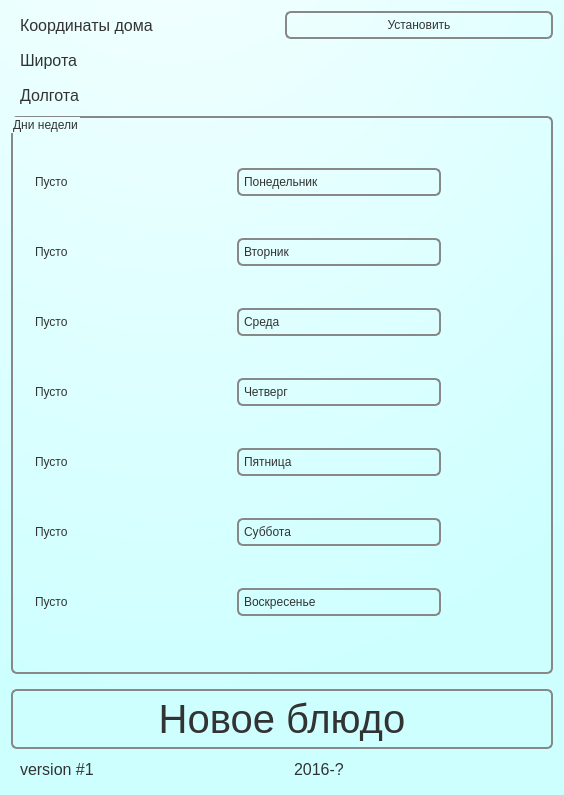
Above: dinner_planner/mainwindow.ui from gen1izh/android before the change. Below: the same form after it.
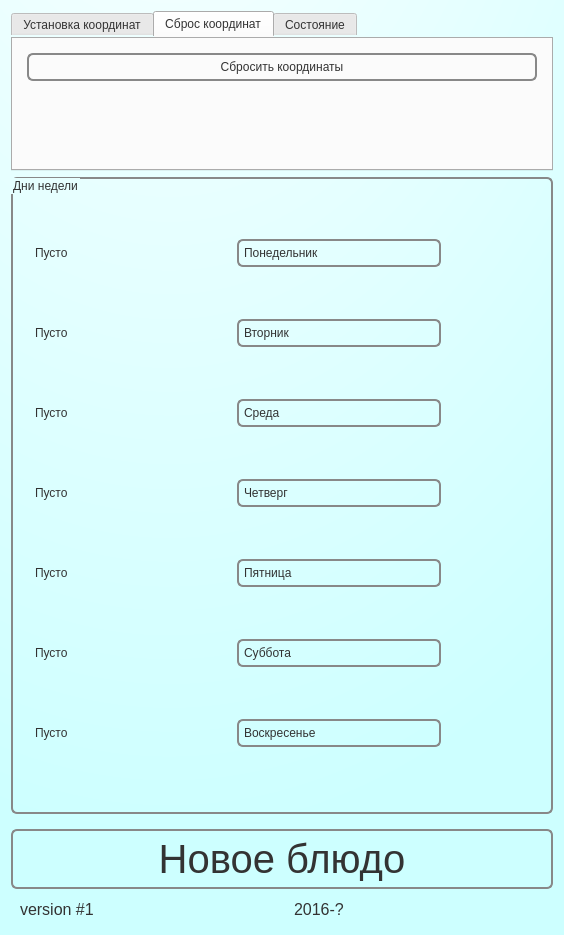
That is the form after the change. The open tabs and pages were chosen to show the change. Icons and pictures are not drawn.

```diff
--- a/dinner_planner/mainwindow.ui
+++ b/dinner_planner/mainwindow.ui
@@ -7,7 +7,7 @@
     <x>0</x>
     <y>0</y>
     <width>564</width>
-    <height>795</height>
+    <height>935</height>
    </rect>
   </property>
   <property name="palette">
@@ -318,148 +318,7 @@
   </property>
   <widget class="QWidget" name="centralWidget">
    <layout class="QGridLayout" name="gridLayout">
-    <item row="7" column="1">
-     <widget class="QLabel" name="dateLabel">
-      <property name="font">
-       <font>
-        <family>Arial</family>
-        <pointsize>12</pointsize>
-       </font>
-      </property>
-      <property name="styleSheet">
-       <string notr="true"> QLabel {
-color: #333;
-border: 0px solid #888888;
-font: 12pt &quot;Arial&quot;;
-border-radius: 6px;
-padding: 5px;
-background: qradialgradient(cx: 0.3, cy: -0.4,
-fx: 0.3, fy: -0.4,
-radius: 1.3, stop: 0 #fff, stop: 1 #cdffff);
-min-width: 80px;
-text-align:left
-}</string>
-      </property>
-      <property name="text">
-       <string>2016-?</string>
-      </property>
-     </widget>
-    </item>
-    <item row="2" column="0">
-     <widget class="QLabel" name="dolgotaLabel">
-      <property name="font">
-       <font>
-        <family>Arial</family>
-        <pointsize>12</pointsize>
-       </font>
-      </property>
-      <property name="styleSheet">
-       <string notr="true"> QLabel {
-color: #333;
-border: 0px solid #888888;
-font: 12pt &quot;Arial&quot;;
-border-radius: 6px;
-padding: 5px;
-background: qradialgradient(cx: 0.3, cy: -0.4,
-fx: 0.3, fy: -0.4,
-radius: 1.3, stop: 0 #fff, stop: 1 #cdffff);
-min-width: 80px;
-text-align:left
-}</string>
-      </property>
-      <property name="text">
-       <string>Долгота</string>
-      </property>
-     </widget>
-    </item>
-    <item row="0" column="0">
-     <widget class="QLabel" name="coordinateLabel">
-      <property name="font">
-       <font>
-        <family>Arial</family>
-        <pointsize>12</pointsize>
-       </font>
-      </property>
-      <property name="styleSheet">
-       <string notr="true"> QLabel {
-color: #333;
-border: 0px solid #888888;
-font: 12pt &quot;Arial&quot;;
-border-radius: 6px;
-padding: 5px;
-background: qradialgradient(cx: 0.3, cy: -0.4,
-fx: 0.3, fy: -0.4,
-radius: 1.3, stop: 0 #fff, stop: 1 #cdffff);
-min-width: 80px;
-text-align:left
-}</string>
-      </property>
-      <property name="text">
-       <string>Координаты дома</string>
-      </property>
-     </widget>
-    </item>
-    <item row="0" column="1">
-     <widget class="QPushButton" name="setCoordinateButton">
-      <property name="styleSheet">
-       <string notr="true"> 
- QPushButton {
-color: #333;
-border: 2px solid #888888;
-font: 16pt &quot;Arial&quot;;
-border-radius: 6px;
-padding: 5px;
-background: qradialgradient(cx: 0.3, cy: -0.4,
-fx: 0.3, fy: -0.4,
-radius: 1.3, stop: 0 #fff, stop: 1 #cdffff);
-min-width: 80px;
-}
- 
-QPushButton:hover {
-background: qradialgradient(cx: 0.3, cy: -0.4,
-fx: 0.3, fy: -0.4,
-radius: 1.3, stop: 0 #fff, stop: 1 #bbb);
-}
- 
- QPushButton:pressed {
-background: qradialgradient(cx: 0.4, cy: -0.1,
-fx: 0.4, fy: -0.1,
-radius: 1.3, stop: 0 #fff, stop: 1 #ddd);
-}</string>
-      </property>
-      <property name="text">
-       <string>Установить</string>
-      </property>
-     </widget>
-    </item>
-    <item row="7" column="0">
-     <widget class="QLabel" name="versionLabel">
-      <property name="font">
-       <font>
-        <family>Arial</family>
-        <pointsize>12</pointsize>
-       </font>
-      </property>
-      <property name="styleSheet">
-       <string notr="true"> QLabel {
-color: #333;
-border: 0px solid #888888;
-font: 12pt &quot;Arial&quot;;
-border-radius: 6px;
-padding: 5px;
-background: qradialgradient(cx: 0.3, cy: -0.4,
-fx: 0.3, fy: -0.4,
-radius: 1.3, stop: 0 #fff, stop: 1 #cdffff);
-min-width: 80px;
-text-align:left
-}</string>
-      </property>
-      <property name="text">
-       <string>version #1</string>
-      </property>
-     </widget>
-    </item>
-    <item row="3" column="0" colspan="2">
+    <item row="1" column="0" colspan="2">
      <widget class="QGroupBox" name="groupBox">
       <property name="sizePolicy">
        <sizepolicy hsizetype="Preferred" vsizetype="Expanding">
@@ -1157,8 +1016,8 @@
       </layout>
      </widget>
     </item>
-    <item row="1" column="0">
-     <widget class="QLabel" name="shitotaLabel">
+    <item row="5" column="1">
+     <widget class="QLabel" name="dateLabel">
       <property name="font">
        <font>
         <family>Arial</family>
@@ -1180,18 +1039,11 @@
 }</string>
       </property>
       <property name="text">
-       <string>Широта</string>
+       <string>2016-?</string>
       </property>
      </widget>
     </item>
     <item row="4" column="0" colspan="2">
-     <widget class="Line" name="line">
-      <property name="orientation">
-       <enum>Qt::Horizontal</enum>
-      </property>
-     </widget>
-    </item>
-    <item row="6" column="0" colspan="2">
      <widget class="QPushButton" name="createNewFoodMenuButton">
       <property name="sizePolicy">
        <sizepolicy hsizetype="Expanding" vsizetype="Fixed">
@@ -1249,6 +1101,208 @@
       </property>
      </widget>
     </item>
+    <item row="0" column="0" colspan="2">
+     <widget class="QTabWidget" name="tabWidget">
+      <property name="currentIndex">
+       <number>2</number>
+      </property>
+      <widget class="QWidget" name="setXyTab">
+       <attribute name="title">
+        <string>Установка координат</string>
+       </attribute>
+       <layout class="QVBoxLayout" name="verticalLayout">
+        <item>
+         <widget class="QPushButton" name="setCoordinateButton">
+          <property name="styleSheet">
+           <string notr="true"> 
+ QPushButton {
+color: #333;
+border: 2px solid #888888;
+font: 16pt &quot;Arial&quot;;
+border-radius: 6px;
+padding: 5px;
+background: qradialgradient(cx: 0.3, cy: -0.4,
+fx: 0.3, fy: -0.4,
+radius: 1.3, stop: 0 #fff, stop: 1 #cdffff);
+min-width: 80px;
+}
+ 
+QPushButton:hover {
+background: qradialgradient(cx: 0.3, cy: -0.4,
+fx: 0.3, fy: -0.4,
+radius: 1.3, stop: 0 #fff, stop: 1 #bbb);
+}
+ 
+ QPushButton:pressed {
+background: qradialgradient(cx: 0.4, cy: -0.1,
+fx: 0.4, fy: -0.1,
+radius: 1.3, stop: 0 #fff, stop: 1 #ddd);
+}</string>
+          </property>
+          <property name="text">
+           <string>Установить</string>
+          </property>
+         </widget>
+        </item>
+        <item>
+         <widget class="QLabel" name="dolgotaLabel">
+          <property name="font">
+           <font>
+            <family>Arial</family>
+            <pointsize>12</pointsize>
+           </font>
+          </property>
+          <property name="styleSheet">
+           <string notr="true"> QLabel {
+color: #333;
+border: 0px solid #888888;
+font: 12pt &quot;Arial&quot;;
+border-radius: 6px;
+padding: 5px;
+background: qradialgradient(cx: 0.3, cy: -0.4,
+fx: 0.3, fy: -0.4,
+radius: 1.3, stop: 0 #fff, stop: 1 #cdffff);
+min-width: 80px;
+text-align:left
+}</string>
+          </property>
+          <property name="text">
+           <string>Долгота</string>
+          </property>
+         </widget>
+        </item>
+        <item>
+         <widget class="QLabel" name="shitotaLabel">
+          <property name="font">
+           <font>
+            <family>Arial</family>
+            <pointsize>12</pointsize>
+           </font>
+          </property>
+          <property name="styleSheet">
+           <string notr="true"> QLabel {
+color: #333;
+border: 0px solid #888888;
+font: 12pt &quot;Arial&quot;;
+border-radius: 6px;
+padding: 5px;
+background: qradialgradient(cx: 0.3, cy: -0.4,
+fx: 0.3, fy: -0.4,
+radius: 1.3, stop: 0 #fff, stop: 1 #cdffff);
+min-width: 80px;
+text-align:left
+}</string>
+          </property>
+          <property name="text">
+           <string>Широта</string>
+          </property>
+         </widget>
+        </item>
+       </layout>
+      </widget>
+      <widget class="QWidget" name="resetXyTab">
+       <attribute name="title">
+        <string>Сброс координат</string>
+       </attribute>
+       <layout class="QVBoxLayout" name="verticalLayout_2">
+        <item>
+         <widget class="QPushButton" name="resetCoordinateButton">
+          <property name="styleSheet">
+           <string notr="true"> 
+ QPushButton {
+color: #333;
+border: 2px solid #888888;
+font: 16pt &quot;Arial&quot;;
+border-radius: 6px;
+padding: 5px;
+background: qradialgradient(cx: 0.3, cy: -0.4,
+fx: 0.3, fy: -0.4,
+radius: 1.3, stop: 0 #fff, stop: 1 #cdffff);
+min-width: 80px;
+}
+ 
+QPushButton:hover {
+background: qradialgradient(cx: 0.3, cy: -0.4,
+fx: 0.3, fy: -0.4,
+radius: 1.3, stop: 0 #fff, stop: 1 #bbb);
+}
+ 
+ QPushButton:pressed {
+background: qradialgradient(cx: 0.4, cy: -0.1,
+fx: 0.4, fy: -0.1,
+radius: 1.3, stop: 0 #fff, stop: 1 #ddd);
+}</string>
+          </property>
+          <property name="text">
+           <string>Сбросить координаты</string>
+          </property>
+         </widget>
+        </item>
+        <item>
+         <spacer name="verticalSpacer">
+          <property name="orientation">
+           <enum>Qt::Vertical</enum>
+          </property>
+          <property name="sizeHint" stdset="0">
+           <size>
+            <width>20</width>
+            <height>40</height>
+           </size>
+          </property>
+         </spacer>
+        </item>
+       </layout>
+      </widget>
+      <widget class="QWidget" name="tab">
+       <attribute name="title">
+        <string>Состояние</string>
+       </attribute>
+       <layout class="QVBoxLayout" name="verticalLayout_3">
+        <item>
+         <widget class="QLabel" name="statusPositionLabel">
+          <property name="text">
+           <string/>
+          </property>
+         </widget>
+        </item>
+       </layout>
+      </widget>
+     </widget>
+    </item>
+    <item row="5" column="0">
+     <widget class="QLabel" name="versionLabel">
+      <property name="font">
+       <font>
+        <family>Arial</family>
+        <pointsize>12</pointsize>
+       </font>
+      </property>
+      <property name="styleSheet">
+       <string notr="true"> QLabel {
+color: #333;
+border: 0px solid #888888;
+font: 12pt &quot;Arial&quot;;
+border-radius: 6px;
+padding: 5px;
+background: qradialgradient(cx: 0.3, cy: -0.4,
+fx: 0.3, fy: -0.4,
+radius: 1.3, stop: 0 #fff, stop: 1 #cdffff);
+min-width: 80px;
+text-align:left
+}</string>
+      </property>
+      <property name="text">
+       <string>version #1</string>
+      </property>
+     </widget>
+    </item>
+    <item row="2" column="0" colspan="2">
+     <widget class="Line" name="line">
+      <property name="orientation">
+       <enum>Qt::Horizontal</enum>
+      </property>
+     </widget>
+    </item>
    </layout>
   </widget>
  </widget>
```
Left out of the diff: 14 changed lines with no effect on the pictures.
